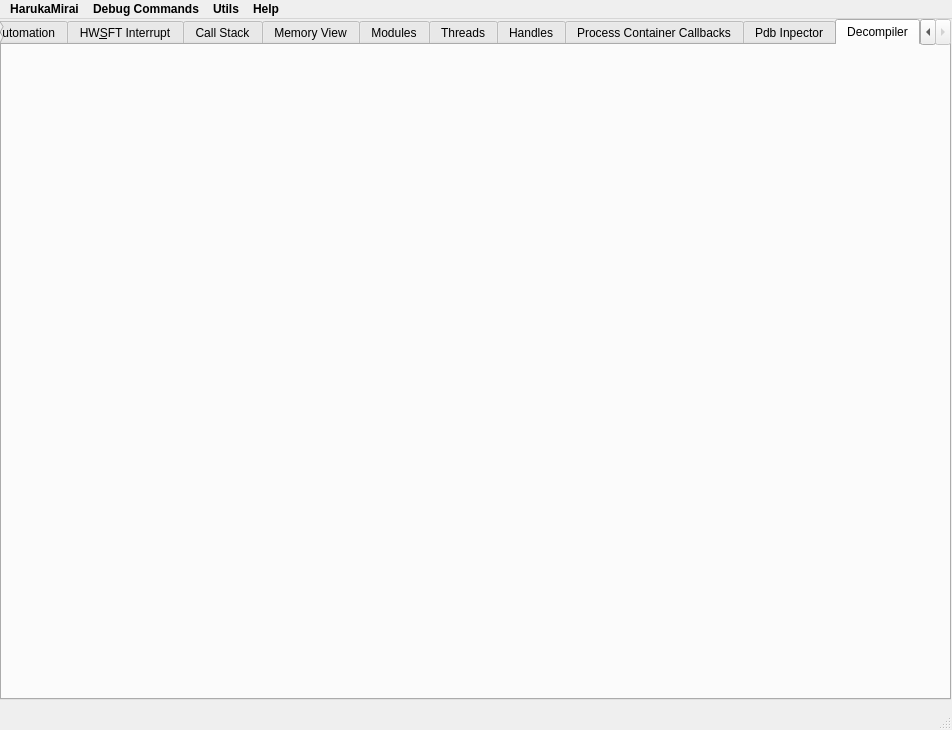
First picture: the form in debuggerwidgets/maindebug/maindebuggerwindow.ui, repository keowu/koidbg, before the edit.
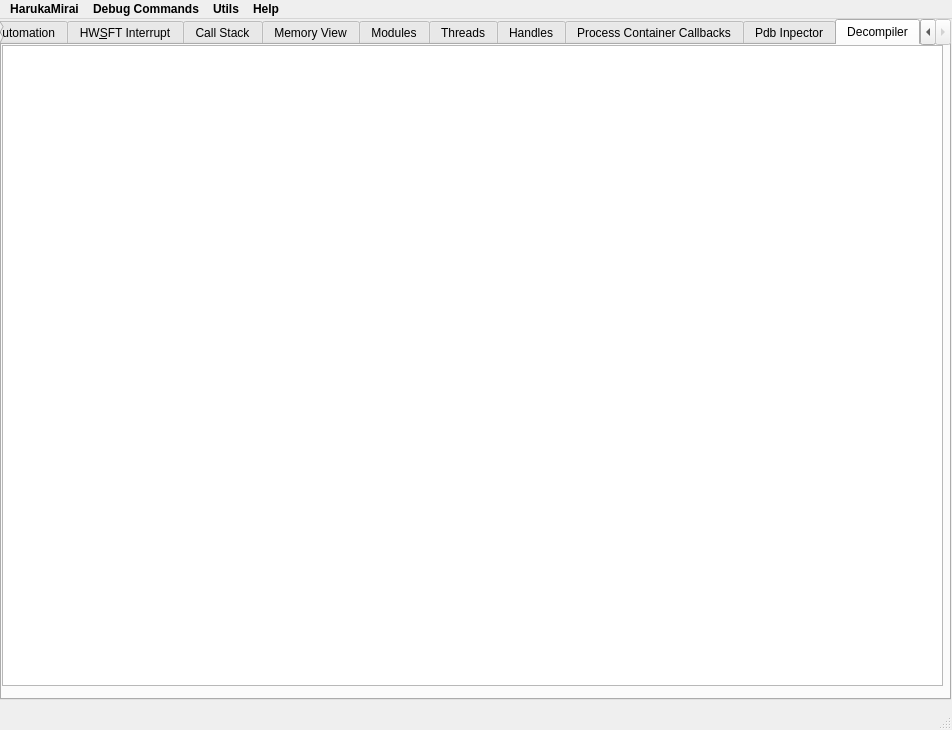
Second picture: the form after the edit. The open tabs and pages were chosen to show the change. Custom widgets are drawn as their Qt base class.

What changed in the file:
```diff
--- a/debuggerwidgets/maindebug/maindebuggerwindow.ui
+++ b/debuggerwidgets/maindebug/maindebuggerwindow.ui
@@ -593,13 +593,20 @@
       </property>
      </widget>
     </widget>
-    <widget class="QWidget" name="tab_12">
-     <property name="enabled">
-      <bool>false</bool>
-     </property>
+    <widget class="QWidget" name="tab_16">
      <attribute name="title">
       <string>Decompiler</string>
      </attribute>
+     <widget class="QTextEdit" name="txtDecompiler">
+      <property name="geometry">
+       <rect>
+        <x>0</x>
+        <y>0</y>
+        <width>941</width>
+        <height>641</height>
+       </rect>
+      </property>
+     </widget>
     </widget>
    </widget>
   </widget>
```
Left out of the diff: 6 changed lines with no effect on the pictures.
